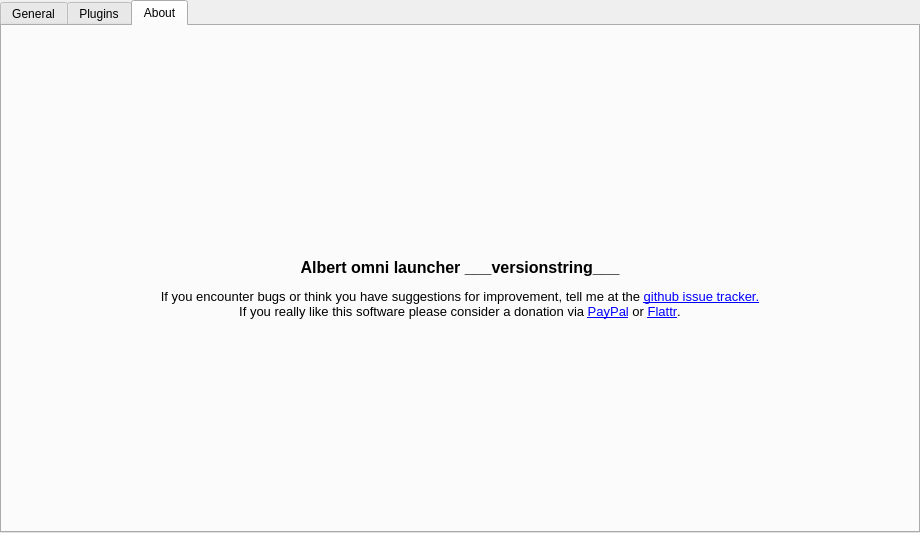
This is src/application/src/settingswidget/settingswidget.ui in albertlauncher/albert as Qt 5 draws it before an edit. The edited form follows.
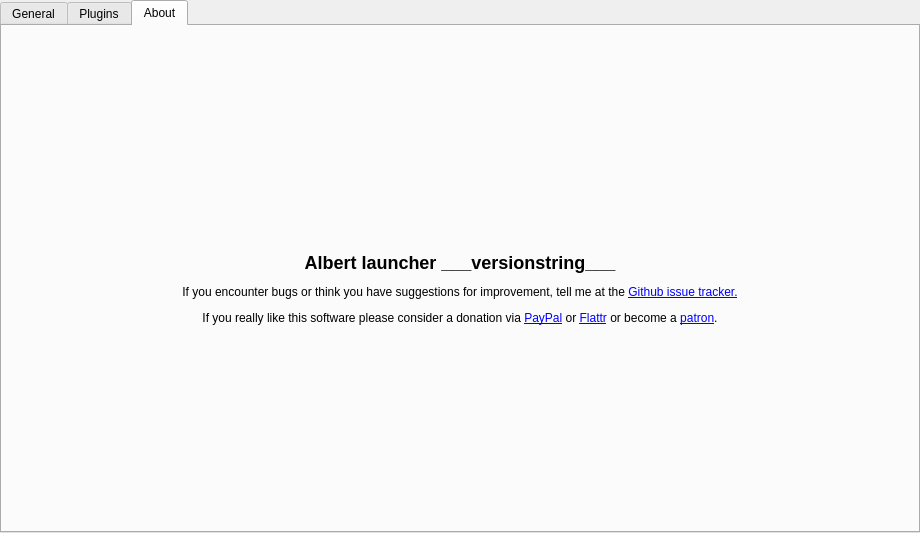
This is the edited form. The open tabs and pages were chosen to show the change. Icons and pictures are not drawn. Custom widgets are drawn as their Qt base class.

```diff
--- a/src/application/src/settingswidget/settingswidget.ui
+++ b/src/application/src/settingswidget/settingswidget.ui
@@ -570,11 +570,17 @@
         <widget class="QLabel" name="about_text">
          <property name="text">
           <string>&lt;!DOCTYPE HTML PUBLIC &quot;-//W3C//DTD HTML 4.0//EN&quot; &quot;http://www.w3.org/TR/REC-html40/strict.dtd&quot;&gt;
-&lt;html&gt;&lt;head&gt;&lt;meta name=&quot;qrichtext&quot; content=&quot;1&quot; /&gt;&lt;style type=&quot;text/css&quot;&gt;
+&lt;html&gt;
+&lt;head&gt;
+&lt;meta name=&quot;qrichtext&quot; content=&quot;1&quot; /&gt;
+&lt;style type=&quot;text/css&quot;&gt;
 p, li { white-space: pre-wrap; }
-&lt;/style&gt;&lt;/head&gt;&lt;body style=&quot; font-family:'Droid Sans'; font-size:10pt; font-weight:400; font-style:normal;&quot;&gt;
-&lt;p style=&quot;font-size:12pt; font-weight:600;&quot;&gt;Albert omni launcher ___versionstring___&lt;/p&gt;
-&lt;p&gt;If you encounter bugs or think you have suggestions for improvement, tell me at the &lt;/span&gt;&lt;a href=&quot;https://github.com/ManuelSchneid3r/albert/issues&quot;&gt;github issue tracker.&lt;/a&gt;&lt;br&gt; If you really like this software please consider a donation via &lt;a href=&quot;https://www.paypal.com/cgi-bin/webscr?cmd=_s-xclick&amp;hosted_button_id=W74BQPKPGNSNC&quot;&gt;PayPal&lt;/a&gt; or &lt;a href=&quot;https://flattr.com/submit/auto?user_id=manuelschneid3r&amp;url=https%3A%2F%2Fgithub.com%2FManuelSchneid3r%2Falbert&quot;&gt;Flattr&lt;/a&gt;. &lt;/p&gt;
+&lt;/style&gt;
+&lt;/head&gt;
+&lt;body&gt;
+&lt;h2&gt;Albert launcher ___versionstring___&lt;/h2&gt;
+&lt;p&gt;If you encounter bugs or think you have suggestions for improvement, tell me at the &lt;a href=&quot;https://github.com/ManuelSchneid3r/albert/issues&quot;&gt;Github issue tracker.&lt;/a&gt;&lt;/p&gt;
+&lt;p&gt;If you really like this software please consider a donation via &lt;a href=&quot;https://www.paypal.com/cgi-bin/webscr?cmd=_s-xclick&amp;amp;hosted_button_id=W74BQPKPGNSNC&quot;&gt;PayPal&lt;/a&gt; or &lt;a href=&quot;https://flattr.com/submit/auto?user_id=manuelschneid3r&amp;amp;url=https%3A%2F%2Fgithub.com%2FManuelSchneid3r%2Falbert&quot;&gt;Flattr&lt;/a&gt; or become a &lt;a href=&quot;https://www.patreon.com/albertlauncher&quot;&gt;patron&lt;/a&gt;.&lt;/p&gt;
 &lt;/body&gt;
 &lt;/html&gt;</string>
          </property>
```
